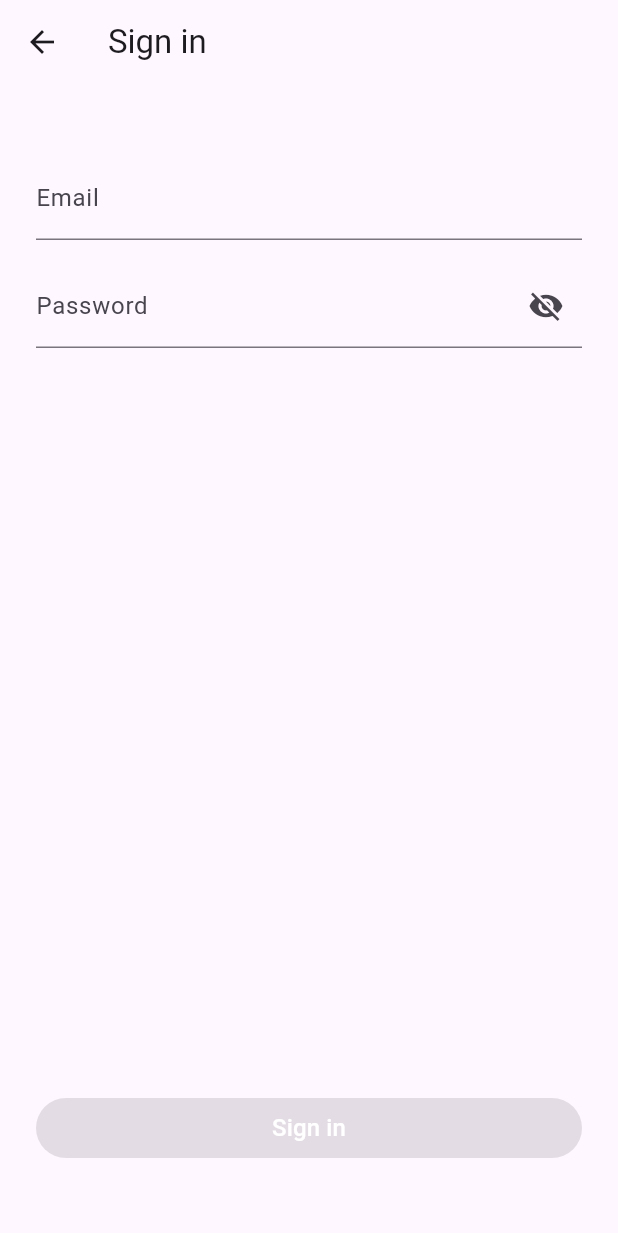
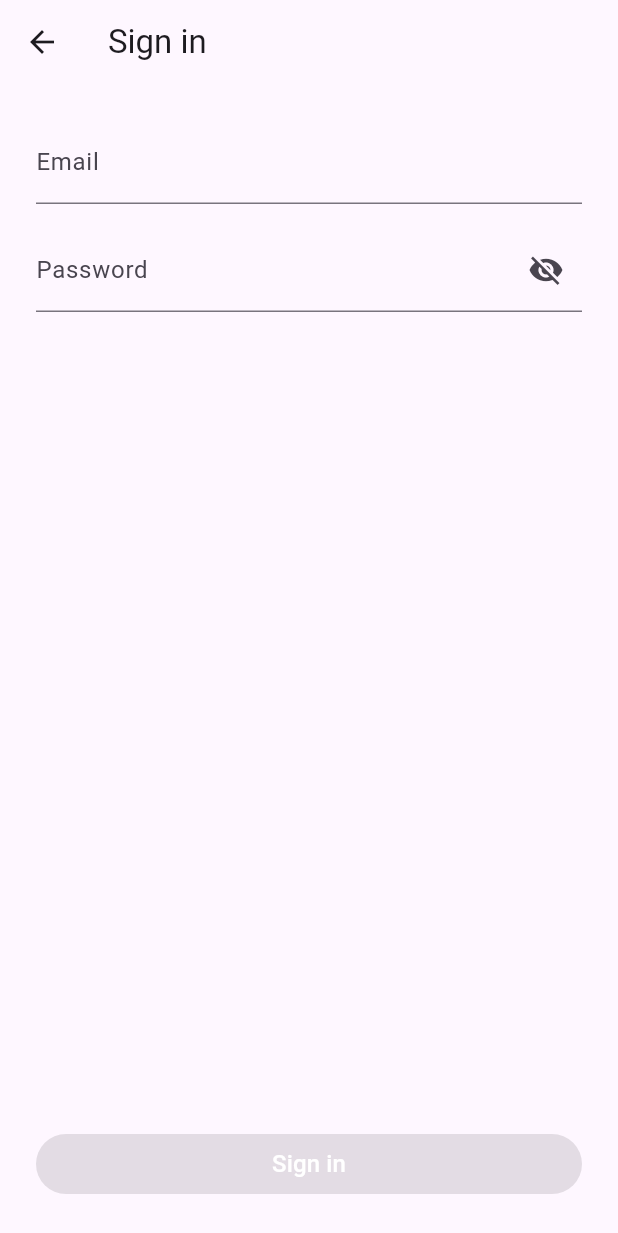
Before and after one commit to aurochs108/sport_matcher, a Flutter app: the screen it shows after launch, after a tap on "Sign in", on a phone screen of 412 x 824 dp. Shown: the top 1233 px of the screen. Run offline on Flutter 3.47's test engine with Material 3 defaults, Android fonts, the phone set to English and light mode, and no system bars.

Commit message:
added app theme with paddings

```diff
--- a/lib/main.dart
+++ b/lib/main.dart
@@ -3,6 +3,6 @@ import 'package:sport_matcher/ui/authentication/welcome/widgets/welcome_screen.d
 
 void main() {
   runApp(MaterialApp(
-    home: WelcomeScreen()
+    home: WelcomeScreen(),
   ));
 }
--- a/lib/ui/authentication/email_authentication/email_authentication_screen.dart
+++ b/lib/ui/authentication/email_authentication/email_authentication_screen.dart
@@ -1,5 +1,6 @@
 import 'package:flutter/material.dart';
 import 'package:sport_matcher/ui/authentication/email_authentication/email_authentication_screen_model.dart';
+import 'package:sport_matcher/ui/core/theme/app_theme.dart';
 import 'package:sport_matcher/ui/core/ui/buttons/rounded_button.dart';
 import 'package:sport_matcher/ui/core/ui/text_fields/password_text_field.dart';
 import 'package:sport_matcher/ui/core/ui/text_fields/plain_text_field.dart';
@@ -42,7 +43,7 @@ class _EmailAuthenticationScreenState extends State<EmailAuthenticationScreen> {
         title: Text(widget._viewModel.title),
       ),
       body: Padding(
-        padding: EdgeInsets.symmetric(horizontal: 24, vertical: 48),
+        padding: AppTheme.allPaddings(context),
         child: Column(
           children: [
             Expanded(
--- a/lib/ui/authentication/welcome/widgets/welcome_screen.dart
+++ b/lib/ui/authentication/welcome/widgets/welcome_screen.dart
@@ -1,4 +1,5 @@
 import 'package:flutter/material.dart';
+import 'package:sport_matcher/ui/core/theme/app_theme.dart';
 import 'package:sport_matcher/ui/core/ui/buttons/rounded_button.dart';
 import 'package:sport_matcher/ui/authentication/sign_in/widgets/sign_in_screen.dart';
 import 'package:sport_matcher/ui/authentication/sign_up/widgets/sign_up_screen.dart';
@@ -22,11 +23,11 @@ class WelcomeScreen extends StatelessWidget {
   Widget build(BuildContext context) {
     return Scaffold(
         body: Padding(
-            padding: const EdgeInsets.symmetric(horizontal: 24, vertical: 48),
+            padding: AppTheme.allPaddings(context),
             child: Column(
               children: [
                 Padding(
-                  padding: EdgeInsets.symmetric(horizontal: 24),
+                  padding: AppTheme.horizontalPadding(),
                   child: Image.asset(
                     'lib/ui/authentication/assets/logo.png',
                   ),
--- a/lib/ui/core/theme/app_theme.dart
+++ b/lib/ui/core/theme/app_theme.dart
@@ -0,0 +1,24 @@
+import 'package:flutter/material.dart';
+
+class AppTheme {
+  static const _horizontalPadding = 24.0;
+  static const _verticalPadding = 24.0;
+
+  static EdgeInsets horizontalPadding() {
+    return EdgeInsets.symmetric(horizontal: _horizontalPadding);
+  }
+
+  static EdgeInsets allPaddings(BuildContext context) {
+    final safeArea = safeAreaPadding(context);
+    return EdgeInsets.only(
+      top: safeArea.top + _verticalPadding,
+      bottom: safeArea.bottom + _verticalPadding,
+      left: _horizontalPadding,
+      right: _horizontalPadding,
+    );
+  }
+
+  static EdgeInsets safeAreaPadding(BuildContext context) {
+    return MediaQuery.of(context).padding;
+  }
+}
--- a/lib/ui/create_profile/widgets/create_profile_screen.dart
+++ b/lib/ui/create_profile/widgets/create_profile_screen.dart
@@ -1,4 +1,5 @@
 import 'package:flutter/material.dart';
+import 'package:sport_matcher/ui/core/theme/app_theme.dart';
 import 'package:sport_matcher/ui/core/ui/text_fields/plain_text_field.dart';
 import 'package:sport_matcher/ui/create_profile/widgets/create_profile_screen_model.dart';
 
@@ -23,7 +24,9 @@ class _CreateProfileScreenState extends State<CreateProfileScreen> {
           title: Text("Create profile"),
           automaticallyImplyLeading: false,
         ),
-        body: Column(
+        body: Padding(
+          padding: AppTheme.horizontalPadding(),
+          child: Column(
             children: [
               PlainTextField(
                 keyboardType: TextInputType.emailAddress,
@@ -34,6 +37,7 @@ class _CreateProfileScreenState extends State<CreateProfileScreen> {
             ],
           ),
         ),
+      ),
     );
   }
 }
```
Lines whose indentation alone changed are shown as unchanged.
